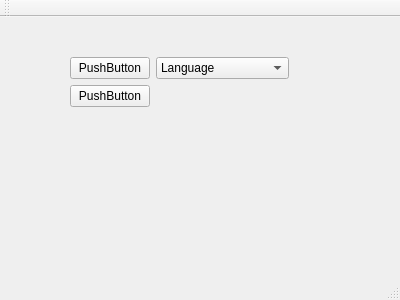
The window that WordGapQT/mainwindow.ui (CiaraG98/WordGap) describes before a commit, drawn with Qt 5.
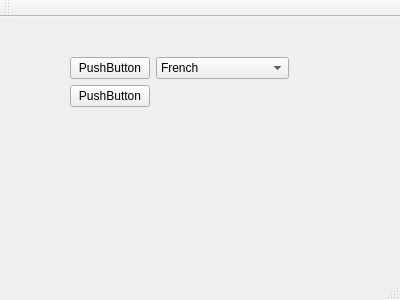
The same window after the commit.

What changed in the file:
```diff
--- a/WordGapQT/mainwindow.ui
+++ b/WordGapQT/mainwindow.ui
@@ -40,11 +40,6 @@
      </item>
      <item row="0" column="1">
       <widget class="QComboBox" name="comboBox">
-       <item>
-        <property name="text">
-         <string>Language</string>
-        </property>
-       </item>
        <item>
         <property name="text">
          <string>French</string>
```
